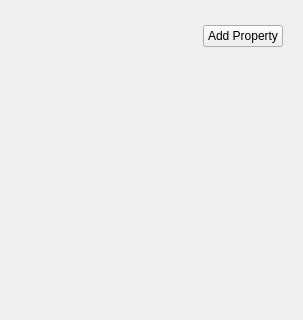
Above: propertylistwidget.ui from jahshaka/Effects before the change; both pictures show x 0 to 303 and y 0 to 320 of the 303 by 488 pixel window. Below: the same form after it.
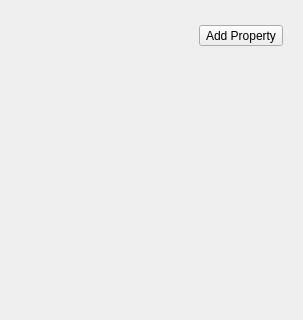
That is the form after the change.

The edit to the form file:
```diff
--- a/propertylistwidget.ui
+++ b/propertylistwidget.ui
@@ -37,7 +37,7 @@
        </spacer>
       </item>
       <item>
-       <widget class="QPushButton" name="addPropertyButton">
+       <widget class="QToolButton" name="addPropertyButton">
         <property name="text">
          <string>Add Property</string>
         </property>
```
